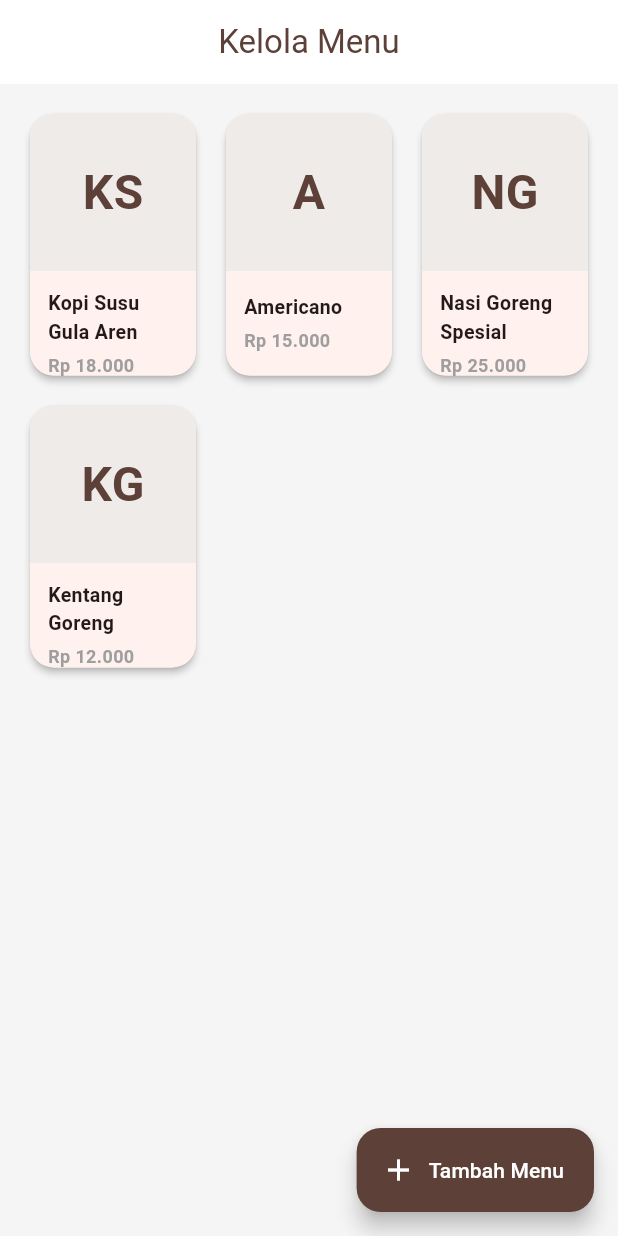
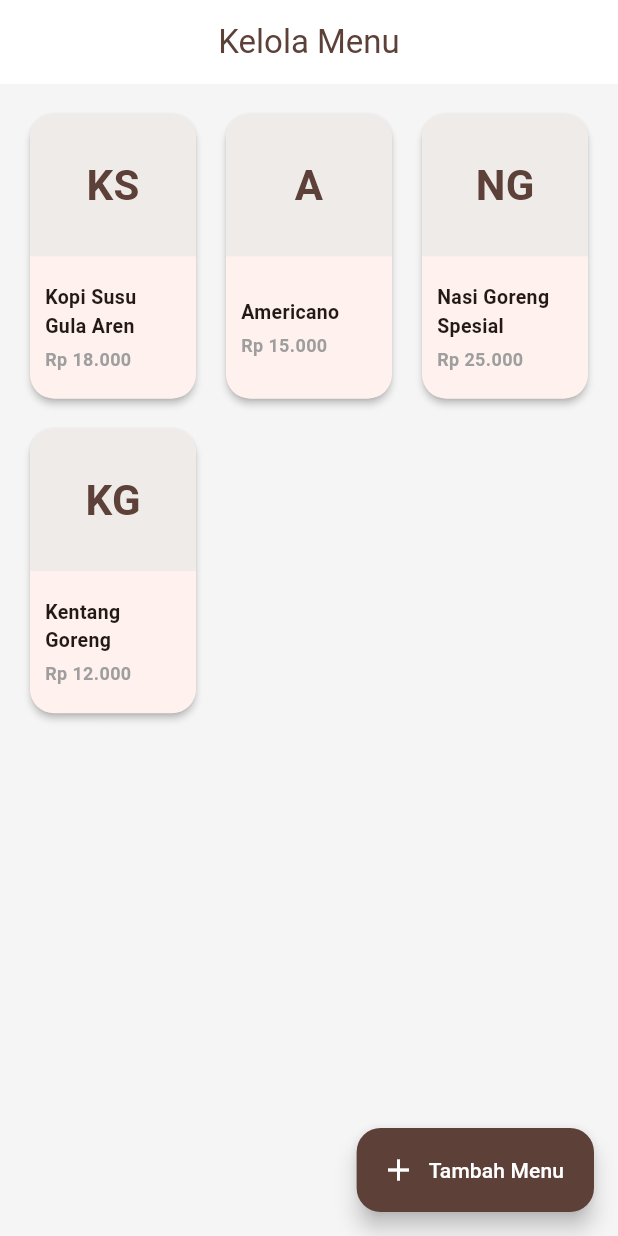
Before and after one commit to Eddienxl/frontend_rk_cafee, a Flutter app: the MenuManagementScreen screen opened directly, on a phone screen of 412 x 824 dp. Run offline on Flutter 3.47's test engine with Material 3 defaults, Android fonts, the light colour scheme and no system bars; our stand-ins replace shared_preferences; accounts and stored records are empty.

Commit message:
Fix styling: Adjust Grid Aspect Ratio and Flex to prevent price text overflow

```diff
--- a/lib/screens/owner/menu_management_screen.dart
+++ b/lib/screens/owner/menu_management_screen.dart
@@ -151,8 +151,8 @@ class _MenuManagementScreenState extends State<MenuManagementScreen> {
               child: GridView.builder(
                 gridDelegate: const SliverGridDelegateWithFixedCrossAxisCount(
                   crossAxisCount: 3, // 3 Kolom
-                  childAspectRatio: 0.65, // Card lebih tinggi (sempit tapi muat konten)
-                  crossAxisSpacing: 12, // Spacing sedikit rapat
+                  childAspectRatio: 0.60, // Card lebih tinggi lagi agar harga aman
+                  crossAxisSpacing: 12,
                   mainAxisSpacing: 12,
                 ),
                 itemCount: _menus.length,
@@ -195,17 +195,17 @@ class _MenuManagementScreenState extends State<MenuManagementScreen> {
           children: [
             // IMAGE PLACEHOLDER (INITIALS)
             Expanded(
-              flex: 3,
+              flex: 1, // Kurangi porsi gambar biar imbang
               child: Container(
                 decoration: BoxDecoration(
-                  color: Colors.brown[50], // Warna background soft
+                  color: Colors.brown[50],
                   borderRadius: const BorderRadius.vertical(top: Radius.circular(16)),
                 ),
                 child: Center(
                   child: Text(
                     initials,
                     style: const TextStyle(
-                      fontSize: 32,
+                      fontSize: 28,
                       fontWeight: FontWeight.bold,
                       color: Color(0xFF5D4037)
                     ),
@@ -215,9 +215,9 @@ class _MenuManagementScreenState extends State<MenuManagementScreen> {
             ),
             // INFO
             Expanded(
-              flex: 2,
+              flex: 1, // Tambah porsi teks
               child: Padding(
-                padding: const EdgeInsets.all(12.0),
+                padding: const EdgeInsets.all(10.0),
                 child: Column(
                   crossAxisAlignment: CrossAxisAlignment.start,
                   mainAxisAlignment: MainAxisAlignment.center,
```
Also changed, not shown: 2 other files.
